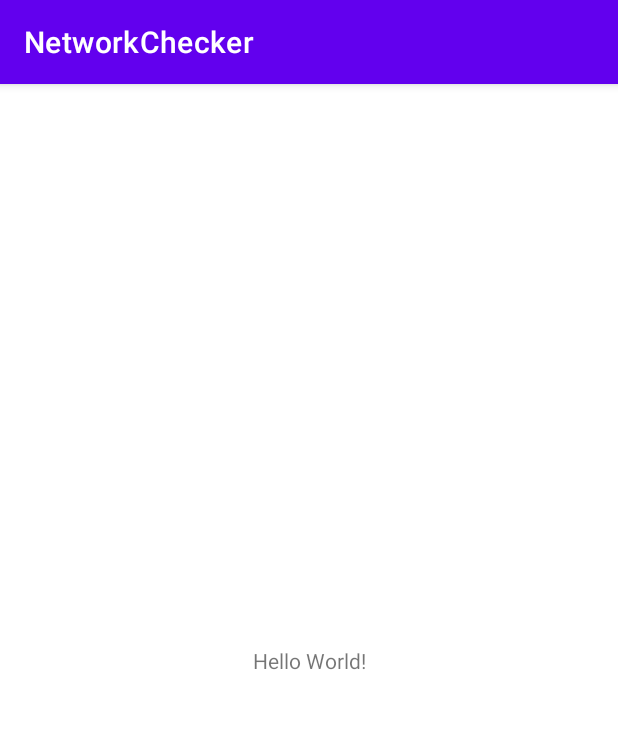
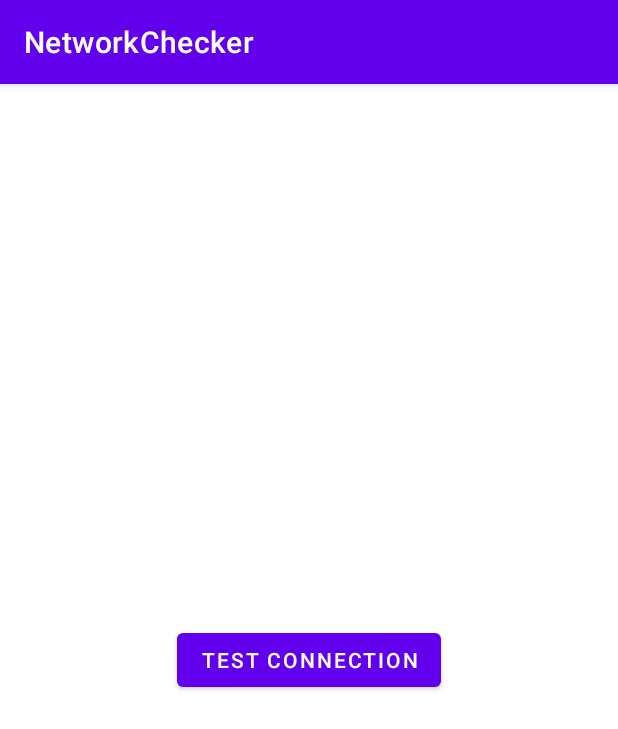
Before and after one commit to GuillemPejo/NetworkChecker, an Android app: the screen it shows after launch (MainActivity), on a phone screen of 412 x 824 dp. Shown: the top 729 px of the screen. Run offline under Robolectric (Android 15) with nearby library versions, the phone set to English and light mode, and no system bars; 5 statements that could not run were skipped.

Commit message:
Add functions

```diff
--- a/app/src/main/AndroidManifest.xml
+++ b/app/src/main/AndroidManifest.xml
@@ -2,6 +2,7 @@
 <manifest xmlns:android="http://schemas.android.com/apk/res/android"
     package="me.guillem.networkchecker">
 
+    <uses-permission android:name="android.permission.ACCESS_NETWORK_STATE" />
     <application
         android:allowBackup="true"
         android:icon="@mipmap/ic_launcher"
--- a/app/src/main/java/me/guillem/networkchecker/MainActivity.java
+++ b/app/src/main/java/me/guillem/networkchecker/MainActivity.java
@@ -2,15 +2,34 @@ package me.guillem.networkchecker;
 
 import androidx.appcompat.app.AppCompatActivity;
 
+import android.content.Context;
 import android.content.IntentFilter;
+import android.graphics.Color;
+import android.net.ConnectivityManager;
+import android.net.NetworkInfo;
 import android.os.Bundle;
+import android.view.View;
+import android.widget.Button;
+import android.widget.TextView;
 
-public class MainActivity extends AppCompatActivity {
+import com.google.android.material.snackbar.Snackbar;
 
+public class MainActivity extends AppCompatActivity implements ConnectionReceiver.ReceiverListener {
+
+    Button btchecker;
     @Override
     protected void onCreate(Bundle savedInstanceState) {
         super.onCreate(savedInstanceState);
         setContentView(R.layout.activity_main);
+        btchecker = findViewById(R.id.btChecker);
+        checkConnection();
+
+        btchecker.setOnClickListener(new View.OnClickListener() {
+            @Override
+            public void onClick(View v) {
+                checkConnection();
+            }
+        });
     }
 
     private void checkConnection(){
@@ -18,6 +37,50 @@ public class MainActivity extends AppCompatActivity {
         intentFilter.addAction("android.net.conn.CONNECTIVITY_CHANGE");
         registerReceiver(new ConnectionReceiver(),intentFilter);
 
+        ConnectionReceiver.listener = this;
+
+        ConnectivityManager manager = (ConnectivityManager)
+                getApplicationContext().getSystemService(Context.CONNECTIVITY_SERVICE);
+
+        NetworkInfo networkInfo = manager.getActiveNetworkInfo();
+        boolean isConnected = networkInfo != null && networkInfo.isConnectedOrConnecting();
+
+        showSnack(isConnected);
+    }
+
+    private void showSnack(boolean isConnected) {
+        int color;
+        String msg;
+        if (isConnected){
+            msg = "Connectes to internet";
+            color = Color.WHITE;
+        }else {
+            msg = "Not connected to internet";
+            color = Color.RED;
+        }
+
+        Snackbar snackbar = Snackbar.make(findViewById(R.id.),msg, Snackbar.LENGTH_LONG);
+        View v = snackbar.getView();
+        TextView sntv = v.findViewById(R.id.snackbar_text);
+        sntv.setTextColor(color);
+        snackbar.show();
+    }
+
+    @Override
+    public void onNetworkChange(boolean isConnected) {
+        showSnack(isConnected);
+    }
+
+    @Override
+    protected void onResume() {
+        super.onResume();
+        checkConnection();
+    }
+
+    @Override
+    protected void onPause() {
+        super.onPause();
+        checkConnection();
 
     }
 }
--- a/app/src/main/res/layout/activity_main.xml
+++ b/app/src/main/res/layout/activity_main.xml
@@ -6,10 +6,11 @@
     android:layout_height="match_parent"
     tools:context=".MainActivity">
 
-    <TextView
+    <Button
+        android:id="@+id/btChecker"
         android:layout_width="wrap_content"
         android:layout_height="wrap_content"
-        android:text="Hello World!"
+        android:text="Test connection"
         app:layout_constraintBottom_toBottomOf="parent"
         app:layout_constraintLeft_toLeftOf="parent"
         app:layout_constraintRight_toRightOf="parent"
```
Also changed, not shown: app/src/main/java/me/guillem/networkchecker/ConnectionReceiver.java (added, +32 -0 lines).
